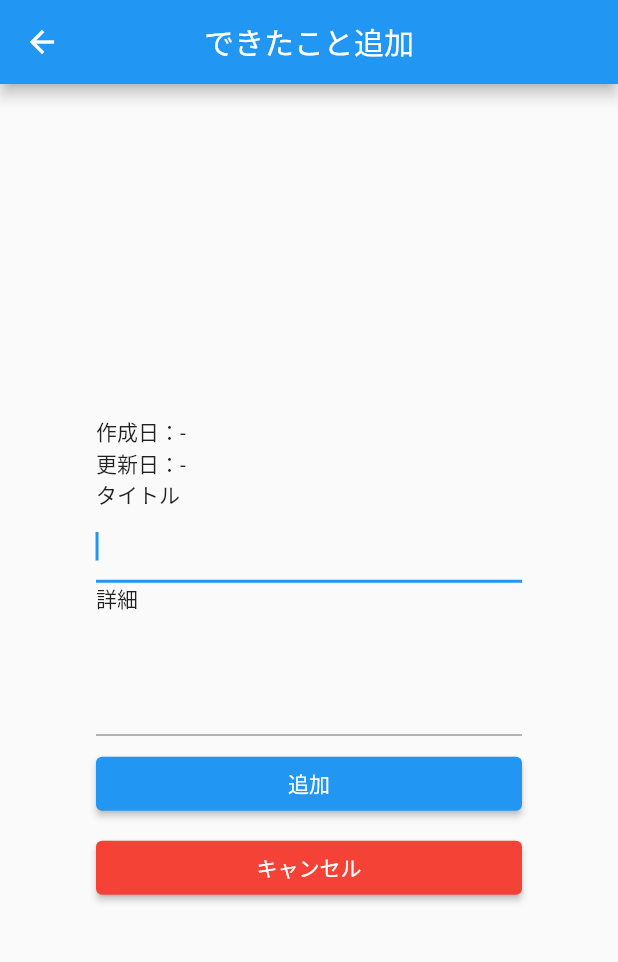
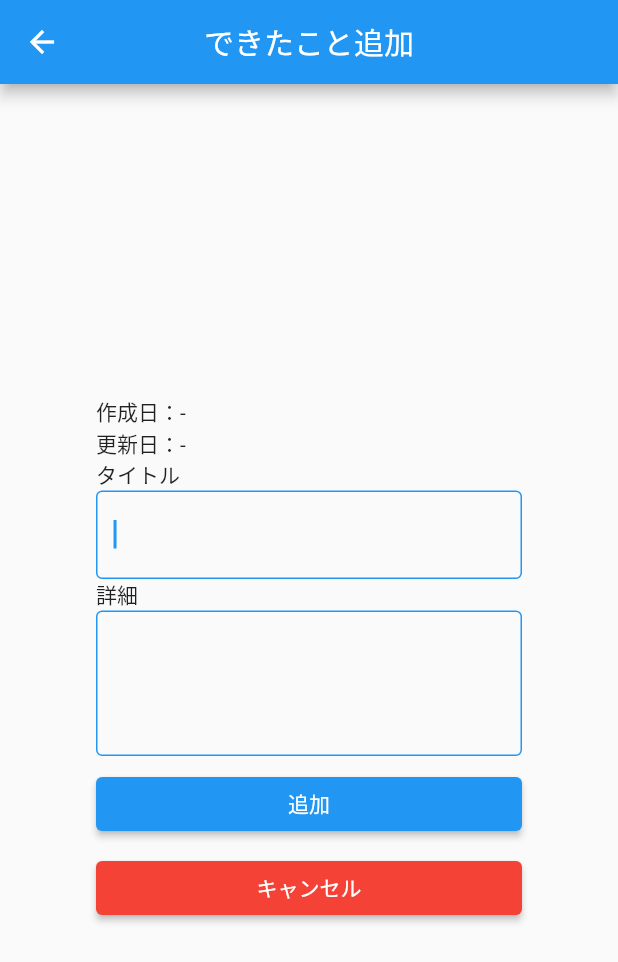
Before and after one commit to i-tanaka730/achievement-list, a Flutter app: the AchievementAddPage screen opened directly, on a phone screen of 412 x 824 dp. Shown: the top 962 px of the screen. Run offline on Flutter 3.47's test engine with Material 2 defaults, Android fonts, the phone set to English and light mode, and no system bars; our stand-ins replace flutter_slidable, shared_preferences; accounts and stored records are empty.

Commit message:
feat: テキストフィールドに枠線を設定。

```diff
--- a/lib/achievement_add_page.dart
+++ b/lib/achievement_add_page.dart
@@ -66,6 +66,18 @@ class _AchievementAddPageState extends State<AchievementAddPage> {
             const Text("タイトル", textAlign: TextAlign.left),
             TextField(
               autofocus: true,
+              decoration: const InputDecoration(
+                enabledBorder: OutlineInputBorder(
+                  borderSide: BorderSide(
+                    color: Colors.blue,
+                  ),
+                ),
+                focusedBorder: OutlineInputBorder(
+                  borderSide: BorderSide(
+                    color: Colors.blue,
+                  ),
+                ),
+              ),
               controller: TextEditingController(text: _title),
               onChanged: (String value) {
                 _title = value;
@@ -76,6 +88,18 @@ class _AchievementAddPageState extends State<AchievementAddPage> {
               keyboardType: TextInputType.multiline,
               maxLines: null,
               minLines: 3,
+              decoration: const InputDecoration(
+                enabledBorder: OutlineInputBorder(
+                  borderSide: BorderSide(
+                    color: Colors.blue,
+                  ),
+                ),
+                focusedBorder: OutlineInputBorder(
+                  borderSide: BorderSide(
+                    color: Colors.blue,
+                  ),
+                ),
+              ),
               controller: TextEditingController(text: _detail),
               onChanged: (String value) {
                 _detail = value;
```
